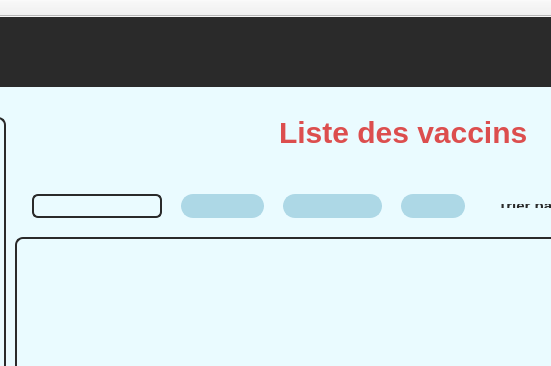
Projetcpp-2A19/projetcpp-2a19-smart-vaccination-center, file mainwindow.ui: the form before one commit; both pictures show x 485 to 1036 and y 0 to 366 of the 1416 by 836 pixel window.
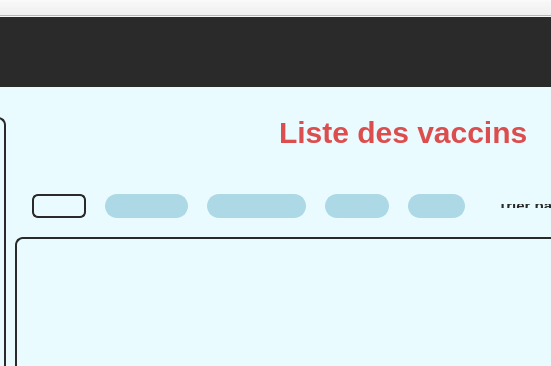
The form after the commit. Icons and pictures are not drawn.

Diff of the .ui file:
```diff
--- a/mainwindow.ui
+++ b/mainwindow.ui
@@ -7306,6 +7306,43 @@
            </property>
           </widget>
          </item>
+         <item>
+          <widget class="QPushButton" name="sms">
+           <property name="styleSheet">
+            <string notr="true">QPushButton {
+    background-color: rgb(173, 216, 230);
+    color: #ffffff;
+    border: 2px solid rgb(173, 216, 230);
+    padding: 10px;
+    margin: 6px;
+    border-radius: 12px;
+    font-size: 15px;
+    font-weight: bold;
+    transition: all 0.3s ease-in-out;
+}
+
+QPushButton:hover {
+    background-color: #606060;
+    border-color: #777777;
+}
+
+QPushButton:pressed {
+    background-color: #787878;
+    border-color: #909090;
+}
+
+QPushButton:disabled {
+    background-color: #353535;
+    color: #ffffff;
+    border-color: #444444;
+}
+</string>
+           </property>
+           <property name="text">
+            <string>SMS</string>
+           </property>
+          </widget>
+         </item>
          <item>
           <widget class="QLabel" name="label_231">
            <property name="styleSheet">
```
